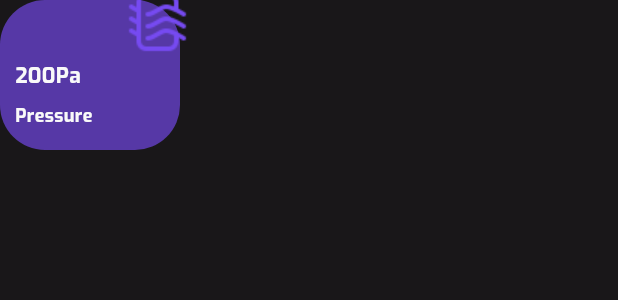
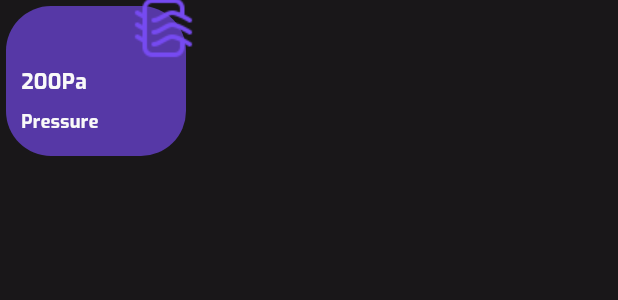
Before and after one commit to baimamboukar/cosmosense, a Flutter app: the WeatherInfoBox widget shown alone on an empty page, opened directly, on a phone screen of 412 x 824 dp. Shown: the top 300 px of the screen. Run offline on Flutter 3.47's test engine with Material 2 defaults, Android fonts, the phone set to English and light mode, and no system bars; our stand-ins replace animate_do, auto_route, dio, flutter_riverpod, google_fonts, iconly and 2 more; missing offline and left inert: circle_wheel_scroll; network calls fail.

Commit message:
release cleaning

```diff
--- a/lib/src/ui/screens/shared_scaffold/weather.dart
+++ b/lib/src/ui/screens/shared_scaffold/weather.dart
@@ -118,6 +118,7 @@ class Weather extends ConsumerWidget {
                     width: 130,
                     child: Padding(
                       padding: const EdgeInsets.all(8.0),
+                      child: SingleChildScrollView(
                         child: Column(
                           mainAxisAlignment: MainAxisAlignment.spaceEvenly,
                           children: [
@@ -143,6 +144,7 @@ class Weather extends ConsumerWidget {
                               color: Palette.grey,
                             ),
                           ],
+                        ),
                       ),
                     ),
                   ),
@@ -177,6 +179,8 @@ class WeatherInfoBox extends StatelessWidget {
       //delay: const Duration(milliseconds: 250),
       from: 200,
       duration: Duration(milliseconds: index * 750),
+      child: Padding(
+        padding: const EdgeInsets.all(4.0),
         child: Stack(
           clipBehavior: Clip.none,
           children: [
@@ -224,6 +228,7 @@ class WeatherInfoBox extends StatelessWidget {
             ),
           ],
         ),
+      ),
     );
   }
 }
```
Lines whose indentation alone changed are shown as unchanged.
